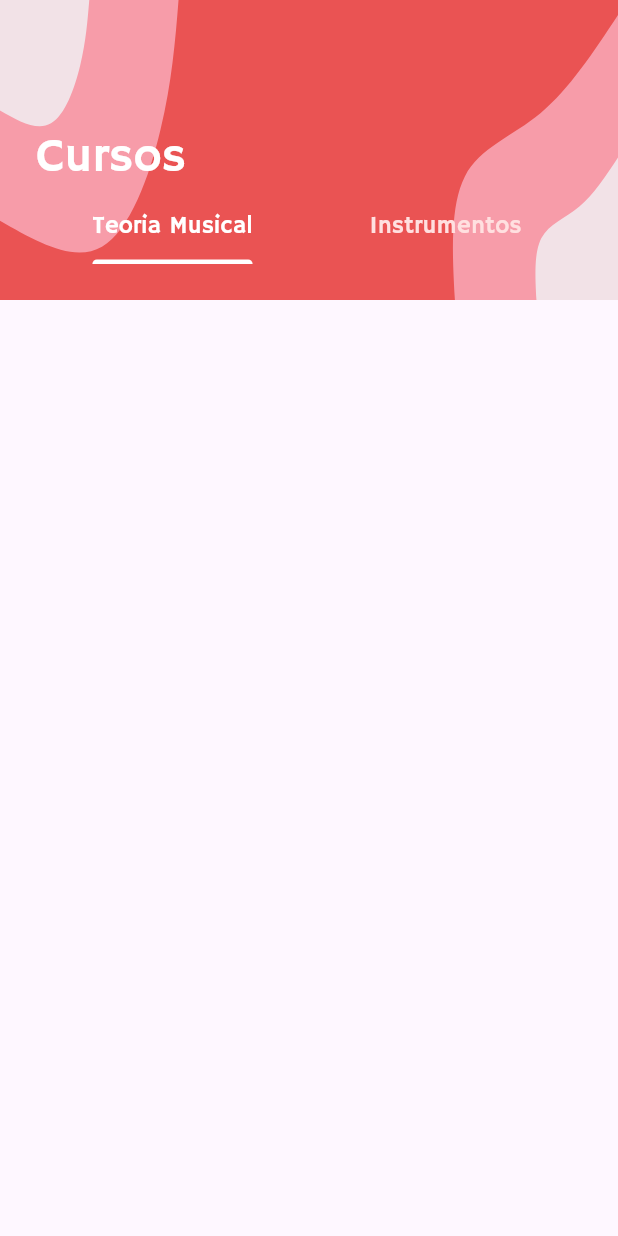
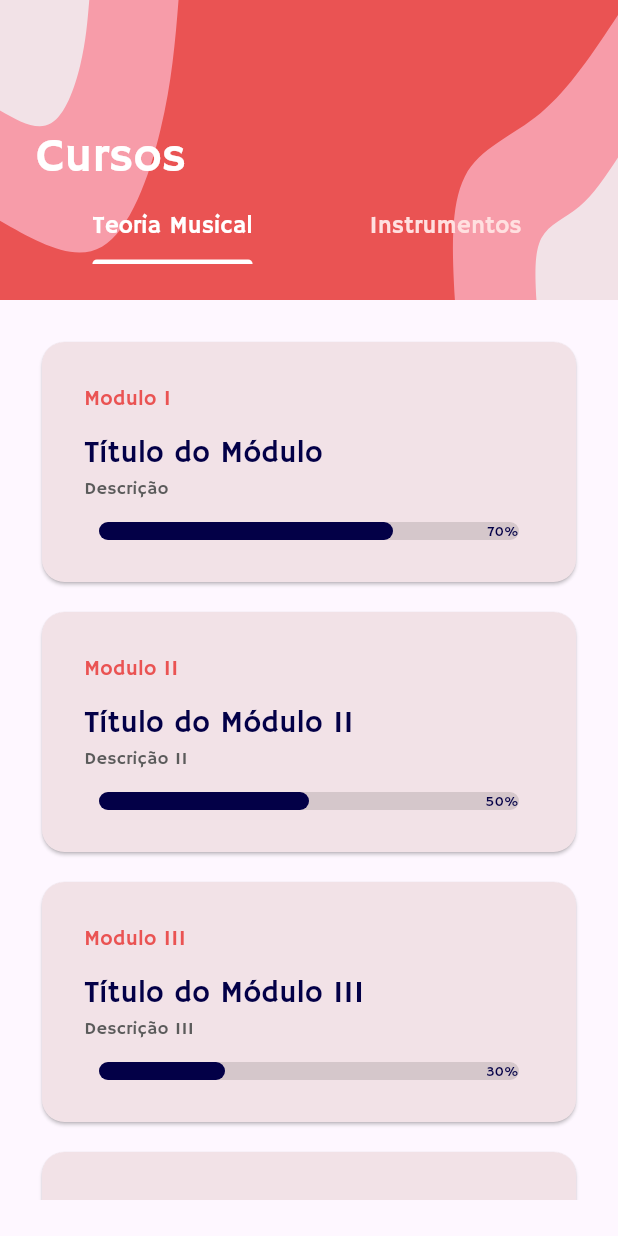
Before and after one commit to gabszuba/melodica, a Flutter app: the ModulesList screen opened by its route, on a phone screen of 412 x 824 dp. Run offline on Flutter 3.47's test engine with Material 3 defaults, Android fonts, the phone set to English and light mode, and no system bars; drawn by our look-alikes of getwidget; our stand-ins replace flutter_svg, sqflite; accounts and stored records are empty.

Commit message:
update views
Co-authored-by: Maria Fernanda <MFernanda16@users.noreply.github.com>

```diff
--- a/lib/main.dart
+++ b/lib/main.dart
@@ -1,11 +1,12 @@
 import 'package:flutter/material.dart';
 import 'package:melodica/view/bottom_bar.dart';
+import 'package:melodica/view/lessons_list.dart';
 import 'package:melodica/view/login.dart';
 import 'package:melodica/view/modules_list.dart';
 import 'package:melodica/view/profile.dart';
+import 'package:melodica/view/settings.dart';
 import 'package:melodica/view/signup.dart';
 import 'package:melodica/view/welcome.dart';
-
 
 void main() {
   runApp(const Main());
@@ -27,6 +28,8 @@ class Main extends StatelessWidget {
         '/home': (context) => BottomBar(),
         '/modules': (context) => ModulesList(),
         '/signup': (context) => const SignUp(),
+        '/classes': (context) => LessonsList(),
+        '/setting': (context) => Settings(),
       },
     );
   }
--- a/lib/view/colors.txt
+++ b/lib/view/colors.txt
@@ -1,6 +1,7 @@
 Rosa escuro: Color(0xFFEA5353)
 Azul escuro: Color(0xFF02002F)
 Rosa claro: Color(0xFFF5EFEF)
+Cinza Botões perfil: Color.fromARGB(255, 217, 217, 217)
 Página selecionada (roxo): Color(0xFF4F1B4B)
 
 
--- a/lib/view/modules_list.dart
+++ b/lib/view/modules_list.dart
@@ -1,6 +1,7 @@
 import 'package:flutter/material.dart';
-import 'package:flutter/widgets.dart';
 import 'package:flutter_svg/svg.dart';
+import 'package:melodica/view/instruments.dart';
+import 'package:melodica/view/music_theory.dart';
 
 class ModulesList extends StatefulWidget {
   const ModulesList({super.key});
@@ -17,17 +18,24 @@ class _ModulesListState extends State<ModulesList>
   Widget build(BuildContext context) {
     _tabController = TabController(length: 2, vsync: this);
     return Scaffold(
-      body: Container(
+        body: Column(children: [
+      Container(
           height: 200,
           child: Stack(
             children: [_bgBar(), _topBarContent()],
           )),
-    );
+      Expanded(
+        child: TabBarView(
+          controller: _tabController,
+          children: [MusicTheoryTab(), InstrumentTab()],
+        ),
+      )
+    ]));
   }
 
   Widget _topBarContent() {
-    return Container(
-      padding: EdgeInsets.all(24),
+    return Padding(
+      padding: const EdgeInsets.all(24),
       child: Column(
         crossAxisAlignment: CrossAxisAlignment.stretch,
         mainAxisAlignment: MainAxisAlignment.end,
@@ -40,9 +48,9 @@ class _ModulesListState extends State<ModulesList>
             alignment: Alignment.bottomCenter,
             child: TabBar(
               labelStyle:
-                  TextStyle(fontSize: 16, fontFamily: 'Hammersmith One'),
+                  const TextStyle(fontSize: 16, fontFamily: 'Hammersmith One'),
               labelColor: Colors.white,
-              unselectedLabelColor: Color(0xFFFFE0E0),
+              unselectedLabelColor: const Color(0xFFFFE0E0),
               dividerColor: Colors.transparent,
               indicatorColor: Colors.white,
               controller: _tabController,
--- /dev/null
+++ b/lib/view/music_theory.dart
@@ -0,0 +1,79 @@
+import 'package:flutter/material.dart';
+import 'package:getwidget/components/progress_bar/gf_progress_bar.dart';
+
+class MusicTheoryTab extends StatefulWidget {
+  const MusicTheoryTab({super.key});
+
+  @override
+  State<MusicTheoryTab> createState() => _MusicTheoryTabState();
+}
+
+class _MusicTheoryTabState extends State<MusicTheoryTab> {
+  @override
+  Widget build(BuildContext context) {
+    return Padding(
+      padding: EdgeInsets.all(24),
+      child: ListView(
+        scrollDirection: Axis.vertical,
+        children: <Widget>[
+          _buildCard("Modulo I", "Título do Módulo", "Descrição", 0.7),
+          SizedBox(height: 12),
+          _buildCard("Modulo II", "Título do Módulo II", "Descrição II", 0.5),
+          SizedBox(height: 12),
+          _buildCard(
+              "Modulo III", "Título do Módulo III", "Descrição III", 0.3),
+          SizedBox(height: 12),
+          _buildCard("Modulo IV", "Título do Módulo IV", "Descrição IV", 0.8),
+        ],
+      ),
+    );
+  }
+
+  Widget _buildCard(
+      String module, String title, String description, double progress) {
+    return InkWell(
+      onTap: () {
+        Navigator.pushNamed(context, '/classes');
+      },
+      child: Card(
+        color: Color(0xFFF2E2E7),
+        shape: RoundedRectangleBorder(
+          borderRadius: BorderRadius.circular(15),
+        ),
+        child: Column(
+          mainAxisSize: MainAxisSize.min,
+          children: <Widget>[
+            Padding(
+              padding: EdgeInsets.all(28),
+              child: Column(
+                crossAxisAlignment: CrossAxisAlignment.stretch,
+                children: <Widget>[
+                  Text(module,
+                      style: TextStyle(color: Color(0xFFEA5353), fontSize: 14)),
+                  SizedBox(height: 12),
+                  Text(title,
+                      style: TextStyle(color: Color(0xFF030047), fontSize: 20)),
+                  Text(description,
+                      style: TextStyle(color: Color(0xFF5B5B5B), fontSize: 12)),
+                  SizedBox(height: 14),
+                  GFProgressBar(
+                    percentage: progress,
+                    lineHeight: 12,
+                    alignment: MainAxisAlignment.spaceBetween,
+                    child: Text(
+                      '${(progress * 100).toInt()}%',
+                      textAlign: TextAlign.end,
+                      style: TextStyle(fontSize: 9, color: Color(0xFF030047)),
+                    ),
+                    backgroundColor: Colors.black12,
+                    progressBarColor: Color(0xFF030047),
+                  )
+                ],
+              ),
+            ),
+          ],
+        ),
+      ),
+    );
+  }
+}
--- a/lib/view/signup.dart
+++ b/lib/view/signup.dart
@@ -43,7 +43,7 @@ class _SignUpState extends State<SignUp> {
                   style: TextStyle(fontSize: 16),
                   decoration: InputDecoration(
                     contentPadding: EdgeInsets.all(10),
-                    hintText: 'Username',
+                    hintText: 'Nome de usuário',
                     filled: true,
                     fillColor: Color(0xFFF0F0F0),
                     hintStyle:
--- a/pubspec.yaml
+++ b/pubspec.yaml
@@ -10,6 +10,7 @@ dependencies:
   flutter:
     sdk: flutter
   flutter_svg: ^2.0.10+1
+  getwidget: ^4.0.0
   http: ^1.2.1
   intl: ^0.19.0
   path: ^1.9.0
@@ -24,8 +25,7 @@ dev_dependencies:
 flutter:
   uses-material-design: true
   assets:
-    - assets/logo.png
-    - assets/blob-background.svg
+    - assets/
 
   fonts:
     - family: Hammersmith One
```
Also changed, not shown: lib/model/user.dart (+92 -90 lines), lib/view/instruments.dart (added, +15 -0 lines), lib/view/lessons_list.dart (added, +141 -0 lines), lib/view/login.dart (+22 -14 lines), lib/view/profile.dart (+48 -1 lines), lib/view/settings.dart (added, +185 -0 lines), lib/view/welcome.dart (+9 -14 lines), assets/amplificador.svg (added), assets/logo.png (deleted), assets/logo.svg (added), assets/metronomo.svg (added), assets/teclado.svg (added), assets/violao.svg (added), pubspec.lock.
